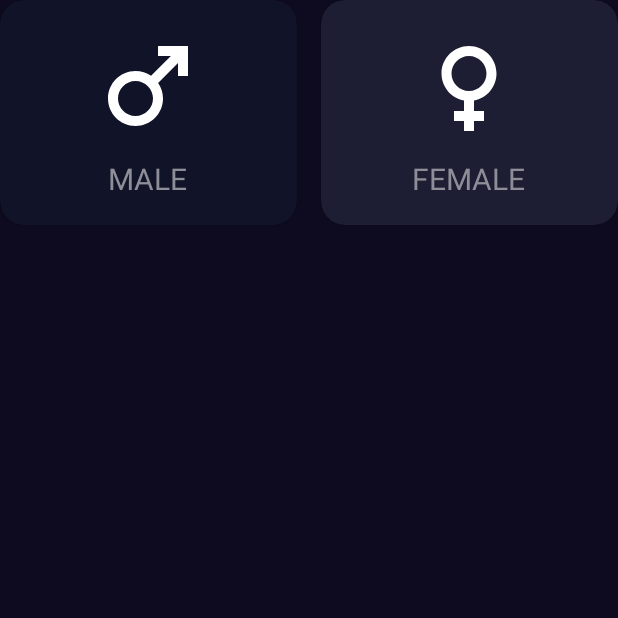
After one commit to martinwilchesdev/android_basics, an Android app: the IMCCalculatorActivity screen opened directly, with no data from a screen before it, on a phone screen of 412 x 824 dp, the top half of it. The commit adds this screen. Run offline under Robolectric (Android 15) with nearby library versions, the phone set to English and light mode, and no system bars.

Commit message:
Diseño de componentes con CardView

```diff
--- a/app/src/main/AndroidManifest.xml
+++ b/app/src/main/AndroidManifest.xml
@@ -13,6 +13,9 @@
         android:theme="@style/Theme.Android"
         tools:targetApi="31">
         <activity
+            android:name=".basics.IMCCalculator.IMCCalculatorActivity"
+            android:exported="false" />
+        <activity
             android:name=".basics.MenuActivity"
             android:exported="true">
             <intent-filter>
@@ -26,8 +29,7 @@
             android:exported="false" />
         <activity
             android:name=".basics.firstapp.FirstAppActivity"
-            android:exported="true">
-        </activity>
+            android:exported="true"></activity>
     </application>
 
 </manifest>
--- /dev/null
+++ b/app/src/main/java/com/example/android/basics/IMCCalculator/IMCCalculatorActivity.kt
@@ -0,0 +1,21 @@
+package com.example.android.basics.IMCCalculator
+
+import android.os.Bundle
+import androidx.activity.enableEdgeToEdge
+import androidx.appcompat.app.AppCompatActivity
+import androidx.core.view.ViewCompat
+import androidx.core.view.WindowInsetsCompat
+import com.example.android.R
+
+class IMCCalculatorActivity : AppCompatActivity() {
+    override fun onCreate(savedInstanceState: Bundle?) {
+        super.onCreate(savedInstanceState)
+        enableEdgeToEdge()
+        setContentView(R.layout.activity_imccalculator)
+        ViewCompat.setOnApplyWindowInsetsListener(findViewById(R.id.main)) { v, insets ->
+            val systemBars = insets.getInsets(WindowInsetsCompat.Type.systemBars())
+            v.setPadding(systemBars.left, systemBars.top, systemBars.right, systemBars.bottom)
+            insets
+        }
+    }
+}
--- a/app/src/main/java/com/example/android/basics/MenuActivity.kt
+++ b/app/src/main/java/com/example/android/basics/MenuActivity.kt
@@ -8,6 +8,7 @@ import androidx.appcompat.app.AppCompatActivity
 import androidx.core.view.ViewCompat
 import androidx.core.view.WindowInsetsCompat
 import com.example.android.R
+import com.example.android.basics.IMCCalculator.IMCCalculatorActivity
 import com.example.android.basics.firstapp.FirstAppActivity
 
 class MenuActivity : AppCompatActivity() {
@@ -22,11 +23,19 @@ class MenuActivity : AppCompatActivity() {
         }
 
         val btnGreetingApp = findViewById<Button>(R.id.btnGreetingApp)
-        btnGreetingApp.setOnClickListener { navigateToGreeting() }
+        val btnIMCApp = findViewById<Button>(R.id.btnIMCApp)
+
+        btnGreetingApp.setOnClickListener { navigateToGreetingApp() }
+        btnIMCApp.setOnClickListener { navigateToIMCCalculatorApp() }
     }
 
-    private fun navigateToGreeting() {
+    private fun navigateToGreetingApp() {
         val intent = Intent(this, FirstAppActivity::class.java)
         startActivity(intent)
     }
+
+    private fun navigateToIMCCalculatorApp() {
+        val intent = Intent(this, IMCCalculatorActivity::class.java)
+        startActivity(intent)
+    }
 }
--- /dev/null
+++ b/app/src/main/res/drawable/ic_female.xml
@@ -0,0 +1,5 @@
+<vector xmlns:android="http://schemas.android.com/apk/res/android" android:height="24dp" android:tint="#FFFFFF" android:viewportHeight="24" android:viewportWidth="24" android:width="24dp">
+
+    <path android:fillColor="@android:color/white" android:pathData="M17.5,9.5C17.5,6.46 15.04,4 12,4S6.5,6.46 6.5,9.5c0,2.7 1.94,4.93 4.5,5.4V17H9v2h2v2h2v-2h2v-2h-2v-2.1C15.56,14.43 17.5,12.2 17.5,9.5zM8.5,9.5C8.5,7.57 10.07,6 12,6s3.5,1.57 3.5,3.5S13.93,13 12,13S8.5,11.43 8.5,9.5z"/>
+
+</vector>
--- /dev/null
+++ b/app/src/main/res/drawable/ic_male.xml
@@ -0,0 +1,5 @@
+<vector xmlns:android="http://schemas.android.com/apk/res/android" android:height="24dp" android:tint="#FFFFFF" android:viewportHeight="24" android:viewportWidth="24" android:width="24dp">
+
+    <path android:fillColor="@android:color/white" android:pathData="M9.5,11c1.93,0 3.5,1.57 3.5,3.5S11.43,18 9.5,18S6,16.43 6,14.5S7.57,11 9.5,11zM9.5,9C6.46,9 4,11.46 4,14.5S6.46,20 9.5,20s5.5,-2.46 5.5,-5.5c0,-1.16 -0.36,-2.23 -0.97,-3.12L18,7.42V10h2V4h-6v2h2.58l-3.97,3.97C11.73,9.36 10.66,9 9.5,9z"/>
+
+</vector>
--- /dev/null
+++ b/app/src/main/res/layout/activity_imccalculator.xml
@@ -0,0 +1,80 @@
+<?xml version="1.0" encoding="utf-8"?>
+<androidx.constraintlayout.widget.ConstraintLayout xmlns:android="http://schemas.android.com/apk/res/android"
+    xmlns:app="http://schemas.android.com/apk/res-auto"
+    xmlns:tools="http://schemas.android.com/tools"
+    android:id="@+id/main"
+    android:layout_width="match_parent"
+    android:layout_height="match_parent"
+    android:background="@color/background_app"
+    android:paddingHorizontal="16dp"
+    android:paddingVertical="32dp"
+    tools:context=".basics.IMCCalculator.IMCCalculatorActivity">
+
+    <androidx.cardview.widget.CardView
+        android:id="@+id/cardViewMale"
+        android:layout_width="0dp"
+        android:layout_height="150dp"
+        android:layout_marginEnd="16dp"
+        app:cardBackgroundColor="@color/background_component_selected"
+        app:cardCornerRadius="@dimen/corner_radius"
+        app:layout_constraintEnd_toStartOf="@+id/cardViewFemale"
+        app:layout_constraintStart_toStartOf="parent"
+        app:layout_constraintTop_toTopOf="parent">
+
+        <androidx.appcompat.widget.LinearLayoutCompat
+            android:layout_width="match_parent"
+            android:layout_height="match_parent"
+            android:gravity="center"
+            android:orientation="vertical">
+
+            <ImageView
+                android:layout_width="80dp"
+                android:layout_height="80dp"
+                android:layout_marginBottom="8dp"
+                android:src="@drawable/ic_male" />
+
+            <TextView
+                android:layout_width="wrap_content"
+                android:layout_height="wrap_content"
+                android:text="MALE"
+                android:textColor="@color/title_text"
+                android:textSize="20sp" />
+
+        </androidx.appcompat.widget.LinearLayoutCompat>
+    </androidx.cardview.widget.CardView>
+
+    <androidx.cardview.widget.CardView
+        android:id="@+id/cardViewFemale"
+        android:layout_width="0dp"
+        android:layout_height="150dp"
+        app:cardBackgroundColor="@color/background_component"
+        app:cardCornerRadius="@dimen/corner_radius"
+        app:layout_constraintEnd_toEndOf="parent"
+        app:layout_constraintStart_toEndOf="@+id/cardViewMale"
+        app:layout_constraintTop_toTopOf="parent">
+
+        <LinearLayout
+            android:layout_width="match_parent"
+            android:layout_height="match_parent"
+            android:gravity="center"
+            android:orientation="vertical">
+
+            <ImageView
+                android:layout_width="80dp"
+                android:layout_height="80dp"
+                android:layout_marginBottom="8dp"
+                android:src="@drawable/ic_female" />
+
+            <TextView
+                android:layout_width="wrap_content"
+                android:layout_height="wrap_content"
+                android:text="FEMALE"
+                android:textColor="@color/title_text"
+                android:textSize="20sp" />
+
+        </LinearLayout>
+
+
+    </androidx.cardview.widget.CardView>
+
+</androidx.constraintlayout.widget.ConstraintLayout>
--- a/app/src/main/res/layout/activity_menu.xml
+++ b/app/src/main/res/layout/activity_menu.xml
@@ -23,4 +23,10 @@
         android:layout_height="wrap_content"
         android:text="Greeting App" />
 
+    <Button
+        android:id="@+id/btnIMCApp"
+        android:layout_width="match_parent"
+        android:layout_height="wrap_content"
+        android:text="IMC Calculator App" />
+
 </androidx.appcompat.widget.LinearLayoutCompat>
--- a/app/src/main/res/values/colors.xml
+++ b/app/src/main/res/values/colors.xml
@@ -2,4 +2,10 @@
 <resources>
     <color name="black">#FF000000</color>
     <color name="white">#FFFFFFFF</color>
+
+    <color name="background_component">#1D1E33</color>
+    <color name="background_component_selected">#FF111328</color>
+    <color name="background_app">#0E0B20</color>
+    <color name="background_button">#EB1555</color>
+    <color name="title_text">#FF8D8E98</color>
 </resources>
--- a/app/src/main/res/values/dimens.xml
+++ b/app/src/main/res/values/dimens.xml
@@ -1,3 +1,4 @@
 <resources>
     <dimen name="fab_margin">16dp</dimen>
+    <dimen name="corner_radius">16dp</dimen>
 </resources>
```
Also changed, not shown: 2 other files.
